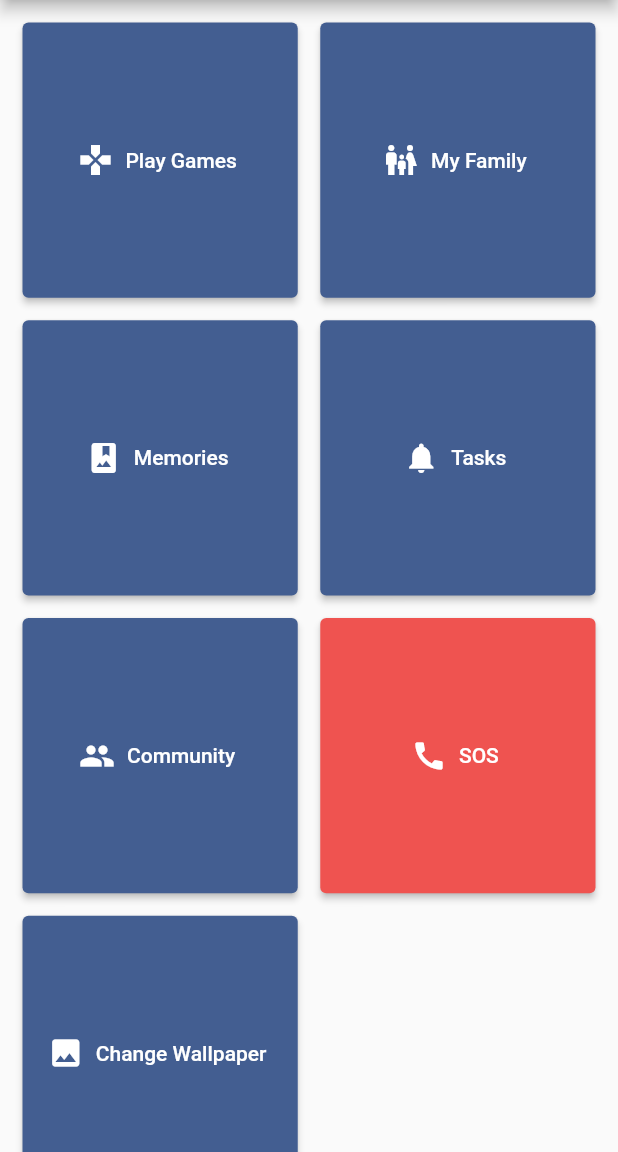
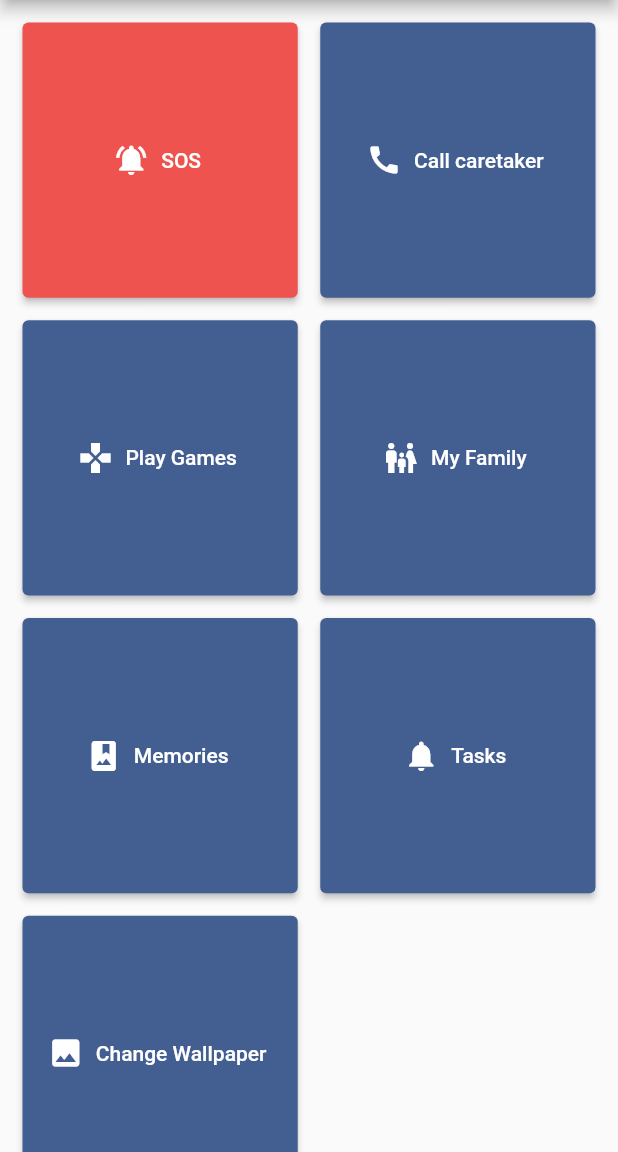
Before and after one commit to SirusCodes/demibuddy, a Flutter app: the screen it shows after launch, after a tap on "SOS", on a phone screen of 412 x 824 dp, the part 84-1236 px from its top. Run offline on Flutter 3.47's test engine with Material 2 defaults, Android fonts, the phone set to English and light mode, and no system bars; our stand-ins replace appwrite, cached_network_image, get_it, shared_preferences; missing offline and left inert: wallpaper_manager_flutter, whiteboard; network calls fail.

Commit message:
call caretaker

```diff
--- a/lib/main.dart
+++ b/lib/main.dart
@@ -1,7 +1,11 @@
 import 'package:demicare/screens/dashboard_screen.dart';
+import 'package:demicare/utils/init_get_it.dart';
 import 'package:flutter/material.dart';
 
-void main() {
+Future<void> main() async {
+  WidgetsFlutterBinding.ensureInitialized();
+
+  await initGetIt();
   runApp(const MyApp());
 }
 
--- a/lib/screens/dashboard_screen.dart
+++ b/lib/screens/dashboard_screen.dart
@@ -1,14 +1,59 @@
+import 'package:appwrite/appwrite.dart';
 import 'package:demicare/screens/my_family_screen.dart';
 import 'package:demicare/services/wallpaper_service.dart';
+import 'package:demicare/utils/constants.dart';
+import 'package:demicare/utils/init_get_it.dart';
 import 'package:flutter/material.dart';
+import 'package:shared_preferences/shared_preferences.dart';
+import 'package:url_launcher/url_launcher.dart';
 
 import 'game_screen.dart';
 import 'memories_screen.dart';
 import 'my_family_screen.dart';
 import 'tasks_screen.dart';
 
-class DashboardScreen extends StatelessWidget {
+class DashboardScreen extends StatefulWidget {
   const DashboardScreen({Key? key}) : super(key: key);
+
+  @override
+  State<DashboardScreen> createState() => _DashboardScreenState();
+}
+
+class _DashboardScreenState extends State<DashboardScreen>
+    with WidgetsBindingObserver {
+  static const _careTakerCallTime = "care-taker-call-time";
+
+  @override
+  void initState() {
+    super.initState();
+    WidgetsBinding.instance!.addObserver(this);
+  }
+
+  @override
+  void dispose() {
+    WidgetsBinding.instance!.removeObserver(this);
+    super.dispose();
+  }
+
+  @override
+  void didChangeAppLifecycleState(AppLifecycleState state) {
+    super.didChangeAppLifecycleState(state);
+    if (state == AppLifecycleState.resumed) {
+      final closeTime = getIt.get<SharedPreferences>().getInt(
+            _careTakerCallTime,
+          );
+
+      if (closeTime == null) return;
+
+      var difference = DateTime.now()
+          .difference(DateTime.fromMillisecondsSinceEpoch(closeTime));
+      if (difference < const Duration(seconds: 4)) {
+        // TODO: add consoling voice
+      }
+
+      getIt.get<SharedPreferences>().remove(_careTakerCallTime);
+    }
+  }
 
   @override
   Widget build(BuildContext context) {
@@ -30,6 +75,18 @@ class DashboardScreen extends StatelessWidget {
           crossAxisSpacing: 15,
           padding: const EdgeInsets.all(15),
           children: [
+            ElevatedButton.icon(
+              onPressed: null,
+              onLongPress: () {},
+              style: ElevatedButton.styleFrom(primary: Colors.red.shade400),
+              icon: const Icon(Icons.notifications_active),
+              label: const Text("SOS"),
+            ),
+            ElevatedButton.icon(
+              onPressed: _callCareTaker,
+              icon: const Icon(Icons.call),
+              label: const Text("Call caretaker"),
+            ),
             ElevatedButton.icon(
               onPressed: () => Navigator.push(
                 context,
@@ -63,17 +120,6 @@ class DashboardScreen extends StatelessWidget {
               label: const Text("Tasks"),
             ),
             ElevatedButton.icon(
-              onPressed: () {},
-              icon: const Icon(Icons.people),
-              label: const Text("Community"),
-            ),
-            ElevatedButton.icon(
-              onPressed: () {},
-              style: ElevatedButton.styleFrom(primary: Colors.red.shade400),
-              icon: const Icon(Icons.call),
-              label: const Text("SOS"),
-            ),
-            ElevatedButton.icon(
               onPressed: () {
                 changeWallpaper();
               },
@@ -85,4 +131,25 @@ class DashboardScreen extends StatelessWidget {
       ),
     );
   }
+
+  Future<void> _callCareTaker() async {
+    final userDoc = await getIt.get<Database>().getDocument(
+          collectionId: "6228781dd6cc1290324d",
+          documentId: userId,
+        );
+
+    final caretakerId = userDoc.data["caretaker"];
+
+    final careTakerDoc = await getIt.get<Database>().getDocument(
+          collectionId: "caretaker",
+          documentId: caretakerId,
+        );
+
+    getIt.get<SharedPreferences>().setInt(
+          _careTakerCallTime,
+          DateTime.now().millisecondsSinceEpoch,
+        );
+
+    launch("tel:${careTakerDoc.data["phone"]}");
+  }
 }
--- /dev/null
+++ b/lib/utils/init_get_it.dart
@@ -0,0 +1,18 @@
+import 'package:appwrite/appwrite.dart';
+import 'package:get_it/get_it.dart';
+import 'package:shared_preferences/shared_preferences.dart';
+
+import 'constants.dart';
+
+final getIt = GetIt.I;
+Future<void> initGetIt() async {
+  final client =
+      Client().setEndpoint(APPWRITE_ENDPOINT).setProject(APPWRITE_PROJECT);
+
+  getIt.registerSingleton(Database(client));
+  getIt.registerSingleton(Storage(client));
+
+  final _sharedPref = await SharedPreferences.getInstance();
+
+  getIt.registerSingleton<SharedPreferences>(_sharedPref);
+}
--- a/pubspec.yaml
+++ b/pubspec.yaml
@@ -41,6 +41,8 @@ dependencies:
   wallpaper_manager_flutter: ^0.0.2
   image: ^3.1.3
   path_provider: ^2.0.9
+  get_it: ^7.2.0
+  shared_preferences: ^2.0.13
 
 dev_dependencies:
   flutter_test:
```
Also changed, not shown: pubspec.lock.
